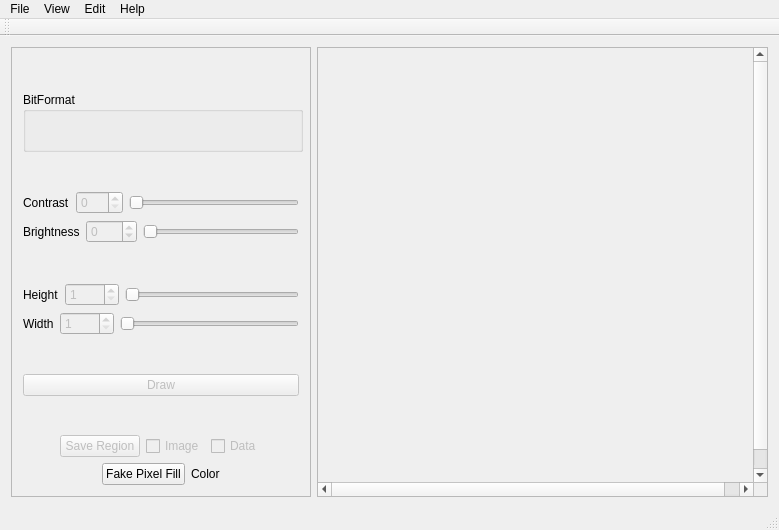
Old version of the form mainwindow.ui in the repository ElfoLiNk/ImageStenography.
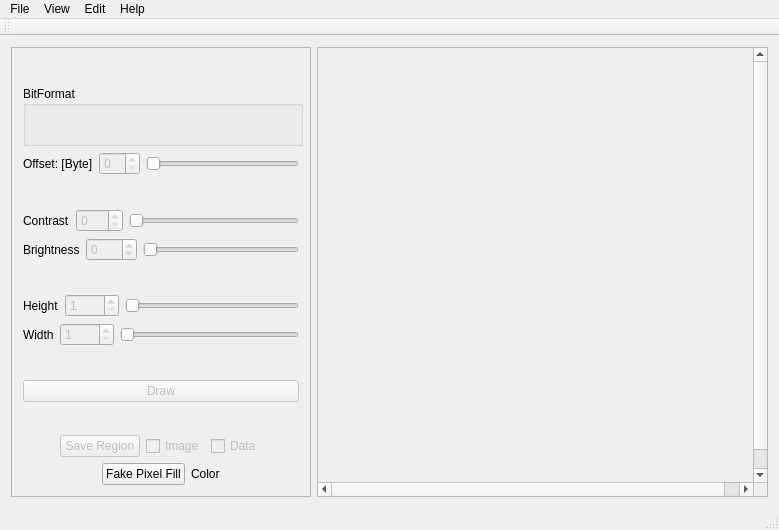
New version of the form.

Commit message: Add Offset option and fix

```diff
--- a/mainwindow.ui
+++ b/mainwindow.ui
@@ -194,6 +194,34 @@
          </widget>
         </widget>
        </item>
+       <item>
+        <layout class="QHBoxLayout" name="horizontalLayout_9">
+         <item>
+          <widget class="QLabel" name="label">
+           <property name="text">
+            <string>Offset: [Byte]</string>
+           </property>
+          </widget>
+         </item>
+         <item>
+          <widget class="QSpinBox" name="offsetSpinBox">
+           <property name="enabled">
+            <bool>false</bool>
+           </property>
+          </widget>
+         </item>
+         <item>
+          <widget class="QSlider" name="offsetSlider">
+           <property name="enabled">
+            <bool>false</bool>
+           </property>
+           <property name="orientation">
+            <enum>Qt::Horizontal</enum>
+           </property>
+          </widget>
+         </item>
+        </layout>
+       </item>
        <item>
         <spacer name="verticalSpacer">
          <property name="orientation">
```
Left out of the diff: 32 changed lines with no effect on the pictures. The commit also changes 8 other files.
